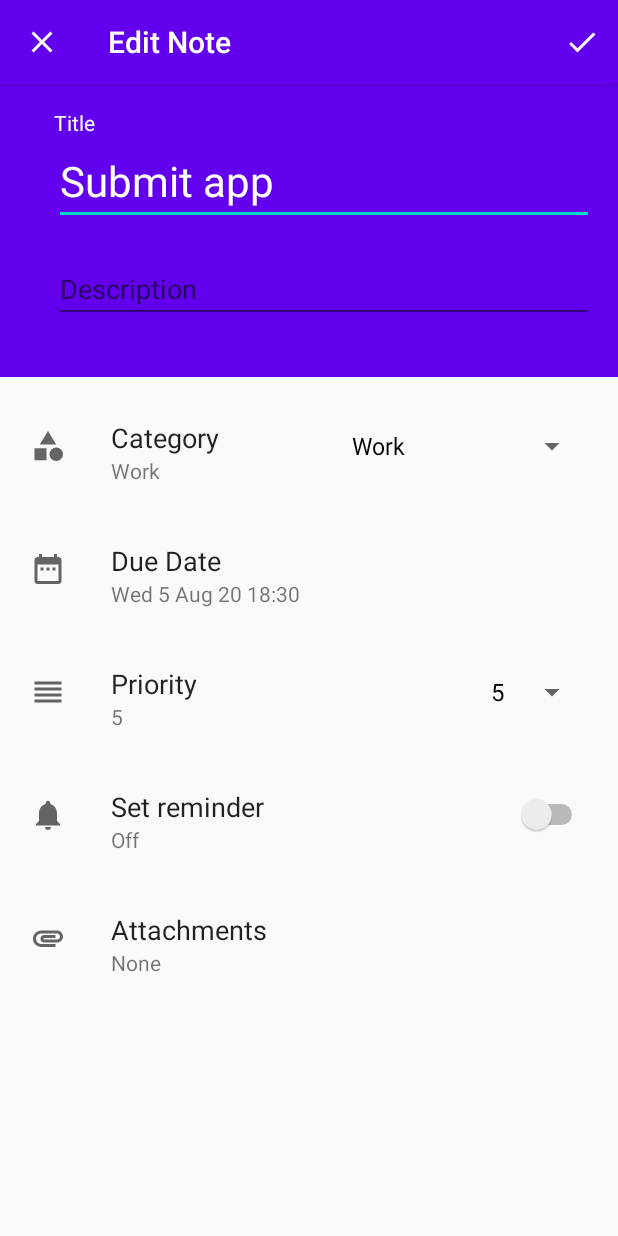
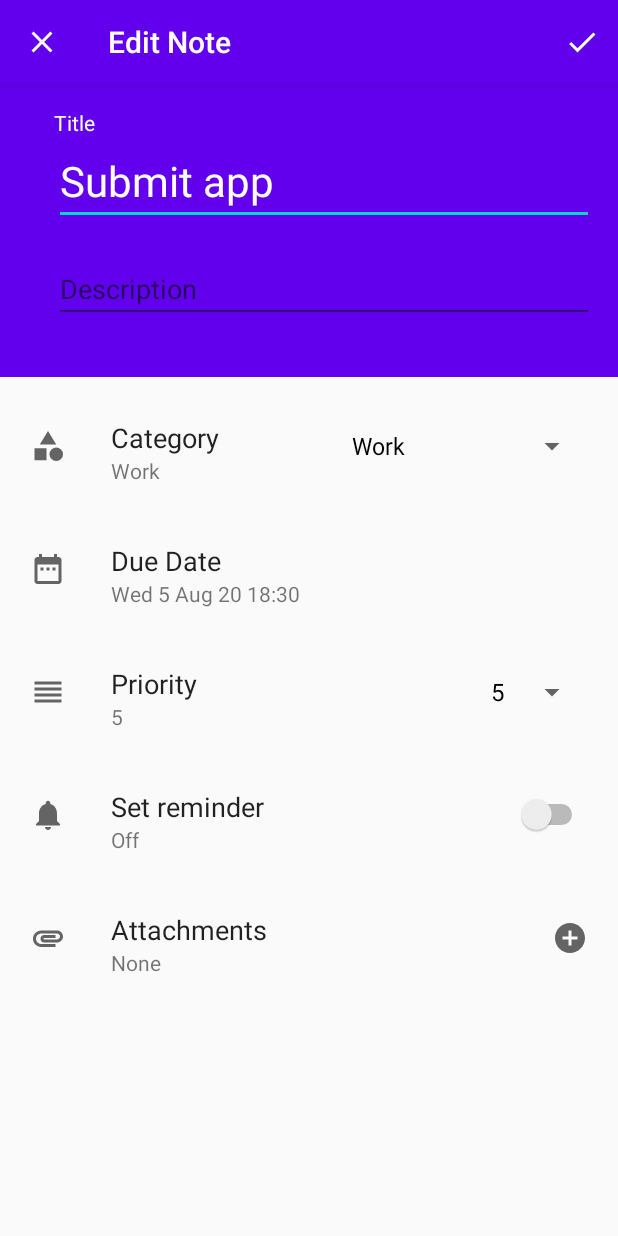
Before and after one commit to pencilleaf/JustDoIt, an Android app: the screen it shows after launch (AddEditNoteActivity), after a tap on "Submit app", on a phone screen of 412 x 824 dp. Run offline under Robolectric (Android 15) with nearby library versions, the phone set to English and light mode, and no system bars; our stand-ins replace Room's generated code, navigation-ui; 1 statement that could not run was skipped; 2 other taps on this screen came first.

Commit message:
Add image attachment to each task

```diff
--- a/app/build.gradle
+++ b/app/build.gradle
@@ -31,6 +31,9 @@ dependencies {
     def arch_version = "2.1.0"
     def room_version = "2.2.5"
 
+    implementation 'com.github.bumptech.glide:glide:4.11.0'
+    annotationProcessor 'com.github.bumptech.glide:compiler:4.11.0'
+
     implementation "androidx.room:room-runtime:$room_version"
     annotationProcessor "androidx.room:room-compiler:$room_version" // For Kotlin use kapt instead of annotationProcessor
 
--- a/app/src/main/java/com/example/justdoit/AddEditNoteActivity.java
+++ b/app/src/main/java/com/example/justdoit/AddEditNoteActivity.java
@@ -1,11 +1,13 @@
 package com.example.justdoit;
 
 import androidx.annotation.NonNull;
+import androidx.annotation.Nullable;
 import androidx.appcompat.app.AppCompatActivity;
 
 import android.app.DatePickerDialog;
 import android.app.TimePickerDialog;
 import android.content.Intent;
+import android.net.Uri;
 import android.os.Bundle;
 import android.util.Log;
 import android.view.Menu;
@@ -18,11 +20,14 @@ import android.widget.CompoundButton;
 import android.widget.DatePicker;
 import android.widget.EditText;
 import android.widget.ImageButton;
+import android.widget.ImageView;
 import android.widget.Spinner;
 import android.widget.Switch;
 import android.widget.TextView;
 import android.widget.TimePicker;
 import android.widget.Toast;
+
+import com.bumptech.glide.Glide;
 
 import java.text.DateFormat;
 import java.text.SimpleDateFormat;
@@ -50,6 +55,8 @@ public class AddEditNoteActivity extends AppCompatActivity implements AdapterVie
             "com.example.justdoit.EXTRA_DESCRIPTION";
     public static final String EXTRA_REMINDER =
             "com.example.justdoit.EXTRA_REMINDER";
+    public static final String EXTRA_ATTACHMENT =
+            "com.example.justdoit.EXTRA_ATTACHMENT";
 
     private EditText editTextTitle;
     private EditText editTextDescription;
@@ -63,6 +70,9 @@ public class AddEditNoteActivity extends AppCompatActivity implements AdapterVie
     private TextView textViewReminder;
     private boolean completed;
     private String category;
+    private ImageButton buttonAddAttachment;
+    private ImageView imageViewAttachment;
+    private Uri selectedImageUri;
 
     private String[] priorityList = {"1","2","3","4","5"};
     private String[] categoriesList = {
@@ -95,6 +105,8 @@ public class AddEditNoteActivity extends AppCompatActivity implements AdapterVie
         datePickerButton = findViewById(R.id.date_picker_button);
         switchReminder = findViewById(R.id.switch_reminder);
         textViewReminder = findViewById(R.id.text_view_reminder);
+        buttonAddAttachment =findViewById(R.id.button_add_attachment);
+        imageViewAttachment = findViewById(R.id.image_view_attachment);
 
         ArrayAdapter<CharSequence> arrayAdapter = new ArrayAdapter(this, android.R.layout.simple_spinner_dropdown_item, categoriesList);
         arrayAdapter.setDropDownViewResource(R.layout.support_simple_spinner_dropdown_item);
@@ -127,6 +139,12 @@ public class AddEditNoteActivity extends AppCompatActivity implements AdapterVie
             spinnerPrioritySelect.setSelection(intent.getIntExtra(EXTRA_PRIORITY, 0) - 1);
             textViewDueDate.setText(intent.getStringExtra(EXTRA_DUEAT));
             completed = intent.getBooleanExtra(EXTRA_COMPLETED, false);
+
+            if (intent.getStringExtra(EXTRA_ATTACHMENT) != null) {
+                selectedImageUri = Uri.parse(intent.getStringExtra(EXTRA_ATTACHMENT));
+                Glide.with(this).load(selectedImageUri).into(imageViewAttachment);
+            }
+
         } else {
             setTitle("Add Note");
         }
@@ -135,6 +153,16 @@ public class AddEditNoteActivity extends AppCompatActivity implements AdapterVie
             @Override
             public void onClick(View view) {
                 datePicker(intent.getStringExtra(EXTRA_DUEAT));
+            }
+        });
+
+        buttonAddAttachment.setOnClickListener(new View.OnClickListener() {
+            @Override
+            public void onClick(View view) {
+                Intent intent = new Intent();
+                intent.setType("image/*");
+                intent.setAction(Intent.ACTION_GET_CONTENT);
+                startActivityForResult(Intent.createChooser(intent, "Select an image"), 0);
             }
         });
 
@@ -203,6 +231,7 @@ public class AddEditNoteActivity extends AppCompatActivity implements AdapterVie
         data.putExtra(EXTRA_COMPLETED, completed);
         data.putExtra(EXTRA_DESCRIPTION, description);
         data.putExtra(EXTRA_REMINDER, switchReminder.isChecked());
+        data.putExtra(EXTRA_ATTACHMENT, selectedImageUri.toString());
 
         int id = getIntent().getIntExtra(EXTRA_ID, -1);
         if (id != -1) {
@@ -263,4 +292,15 @@ public class AddEditNoteActivity extends AppCompatActivity implements AdapterVie
             textViewReminder.setText("Off");
         }
     }
+
+    @Override
+    protected void onActivityResult(int requestCode, int resultCode, @Nullable Intent data) {
+        super.onActivityResult(requestCode, resultCode, data);
+        if (requestCode == 0) {
+            if (resultCode == RESULT_OK) {
+                selectedImageUri = data.getData();
+                Glide.with(this).load(selectedImageUri).into(imageViewAttachment);
+            }
+        }
+    }
 }
--- a/app/src/main/java/com/example/justdoit/MainActivity.java
+++ b/app/src/main/java/com/example/justdoit/MainActivity.java
@@ -121,7 +121,7 @@ public class MainActivity extends AppCompatActivity implements AdapterView.OnIte
         adapter.setOnCheckClickListener(new NoteAdapter.OnItemCheckClickListener() {
             @Override
             public void onCheckClick(Note note) {
-                Note newNote = new Note(note.getTitle(), note.getCategory(), note.getPriority(), !note.isCompleted(), note.getDueAt(), note.getDescription(), note.isReminder());
+                Note newNote = new Note(note.getTitle(), note.getCategory(), note.getPriority(), !note.isCompleted(), note.getDueAt(), note.getDescription(), note.isReminder(), note.getAttachment());
                 newNote.setId(note.getId());
                 noteViewModel.update(newNote);
                 Toast.makeText(MainActivity.this, "Toggle complete", Toast.LENGTH_SHORT).show();
@@ -139,6 +139,7 @@ public class MainActivity extends AppCompatActivity implements AdapterView.OnIte
                 intent.putExtra(AddEditNoteActivity.EXTRA_COMPLETED, note.isCompleted());
                 intent.putExtra(AddEditNoteActivity.EXTRA_DESCRIPTION, note.getDescription());
                 intent.putExtra(AddEditNoteActivity.EXTRA_REMINDER, note.isReminder());
+                intent.putExtra(AddEditNoteActivity.EXTRA_ATTACHMENT, note.getAttachment());
                 startActivityForResult(intent, EDIT_NOTE_REQUEST);
             }
         });
@@ -160,10 +161,11 @@ public class MainActivity extends AppCompatActivity implements AdapterView.OnIte
         boolean completed = data.getBooleanExtra(AddEditNoteActivity.EXTRA_COMPLETED, false);
         String description = data.getStringExtra(AddEditNoteActivity.EXTRA_DESCRIPTION);
         boolean reminder = data.getBooleanExtra(AddEditNoteActivity.EXTRA_REMINDER, false);
+        String attachment = data.getStringExtra(AddEditNoteActivity.EXTRA_ATTACHMENT);
 
         try {
             Date dateInsert = df.parse(date);
-            Note note = new Note(title, category, priority, completed, dateInsert, description, reminder);
+            Note note = new Note(title, category, priority, completed, dateInsert, description, reminder, attachment);
             if (requestCode == ADD_NOTE_REQUEST) {
                 noteViewModel.insert(note);
                 Toast.makeText(this, "Note saved", Toast.LENGTH_SHORT).show();
--- a/app/src/main/java/com/example/justdoit/Note.java
+++ b/app/src/main/java/com/example/justdoit/Note.java
@@ -26,11 +26,13 @@ public class Note {
 
     private boolean reminder;
 
+    private String attachment;
+
     @ColumnInfo(name = "due_at")
     @TypeConverters({TimestampConverter.class})
     private Date dueAt;
 
-    public Note(String title, String category, int priority, boolean completed, Date dueAt, String description, boolean reminder) {
+    public Note(String title, String category, int priority, boolean completed, Date dueAt, String description, boolean reminder, String attachment) {
         this.title = title;
         this.category = category;
         this.priority = priority;
@@ -38,6 +40,7 @@ public class Note {
         this.dueAt = dueAt;
         this.description = description;
         this.reminder = reminder;
+        this.attachment = attachment;
     }
 
     public void setId(int id) {
@@ -68,7 +71,15 @@ public class Note {
         return dueAt;
     }
 
-    public String getDescription() { return description; }
+    public String getDescription() {
+        return description;
+    }
 
-    public boolean isReminder() { return reminder; }
+    public boolean isReminder() {
+        return reminder;
+    }
+
+    public String getAttachment() {
+        return attachment;
+    }
 }
--- a/app/src/main/java/com/example/justdoit/NoteDatabase.java
+++ b/app/src/main/java/com/example/justdoit/NoteDatabase.java
@@ -52,11 +52,11 @@ public abstract class NoteDatabase extends RoomDatabase {
             Date today = new Date();
             Date yesterday = new Date(today.getTime() - 24*3600*1000);
             Date tomorrow = new Date(today.getTime() + 24*3600*1000);
-            noteDao.insert(new Note("Watch lectures", "Education", 1, false, yesterday, "Lectures 11, 12", false));
-            noteDao.insert(new Note("Work on report", "Education", 2, false, today, "", false));
-            noteDao.insert(new Note("Submit app", "Work", 5,false, today, "", false));
-            noteDao.insert(new Note("Buy apples", "Shopping", 4,false, tomorrow, "", false));
-            noteDao.insert(new Note("Example tasks", "Work", 3,false, tomorrow, "", false));
+            noteDao.insert(new Note("Watch lectures", "Education", 1, false, yesterday, "Lectures 11, 12", false, null));
+            noteDao.insert(new Note("Work on report", "Education", 2, false, today, "", false, null));
+            noteDao.insert(new Note("Submit app", "Work", 5,false, today, "", false, null));
+            noteDao.insert(new Note("Buy apples", "Shopping", 4,false, tomorrow, "", false, null));
+            noteDao.insert(new Note("Example tasks", "Work", 3,false, tomorrow, "", false, null));
             return null;
         }
     }
--- /dev/null
+++ b/app/src/main/res/drawable/ic_add_circle.xml
@@ -0,0 +1,10 @@
+<vector xmlns:android="http://schemas.android.com/apk/res/android"
+    android:width="24dp"
+    android:height="24dp"
+    android:viewportWidth="24"
+    android:viewportHeight="24"
+    android:tint="?attr/colorControlNormal">
+  <path
+      android:fillColor="@android:color/white"
+      android:pathData="M12,2C6.48,2 2,6.48 2,12s4.48,10 10,10 10,-4.48 10,-10S17.52,2 12,2zM17,13h-4v4h-2v-4L7,13v-2h4L11,7h2v4h4v2z"/>
+</vector>
--- a/app/src/main/res/layout/activity_add_note.xml
+++ b/app/src/main/res/layout/activity_add_note.xml
@@ -254,7 +254,26 @@
                 android:layout_toRightOf="@+id/attachment_icon"
                 android:layout_below="@+id/text_view_attachment_title"/>
 
+            <ImageButton
+                android:src="@drawable/ic_add_circle"
+                android:background="@null"
+                android:id="@+id/button_add_attachment"
+                android:layout_width="wrap_content"
+                android:layout_height="wrap_content"
+                android:layout_alignParentRight="true"
+                android:layout_centerVertical="true"/>
+
         </RelativeLayout>
+
+        <ImageView
+            android:id="@+id/image_view_attachment"
+            android:layout_marginLeft="54dp"
+            android:layout_marginRight="16dp"
+            android:layout_marginTop="20dp"
+            android:layout_width="match_parent"
+            android:layout_height="wrap_content" />
+
+
 
     </LinearLayout>
     </ScrollView>
```
